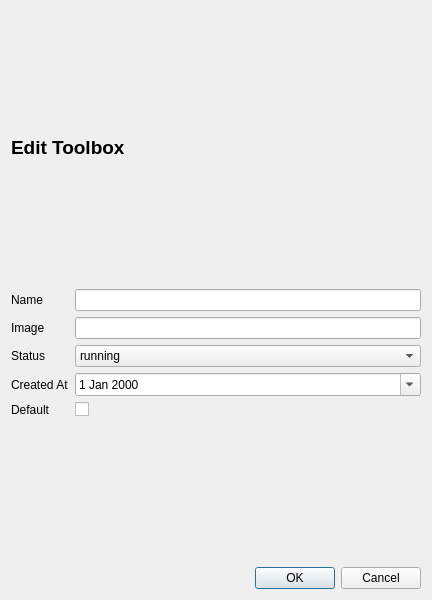
Above: ui/toolboxEditor.ui from olk90/toolboxUI before the change. Below: the same form after it.
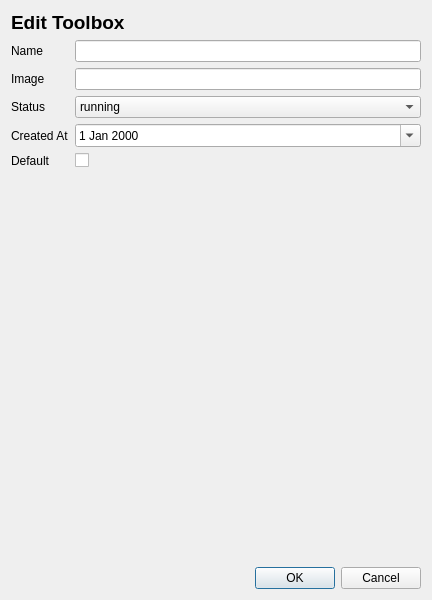
That is the form after the change.

Patch:
```diff
--- a/ui/toolboxEditor.ui
+++ b/ui/toolboxEditor.ui
@@ -15,7 +15,7 @@
   </property>
   <layout class="QVBoxLayout" name="verticalLayout">
    <item>
-    <layout class="QVBoxLayout" name="toolboxEditorLayout">
+    <layout class="QVBoxLayout" name="toolboxEditorLayout" stretch="0,1,0">
      <property name="sizeConstraint">
       <enum>QLayout::SetDefaultConstraint</enum>
      </property>
@@ -24,7 +24,6 @@
        <property name="font">
         <font>
          <pointsize>14</pointsize>
-         <weight>75</weight>
          <bold>true</bold>
         </font>
        </property>
```
Left out of the diff: 4 changed lines with no effect on the pictures.
